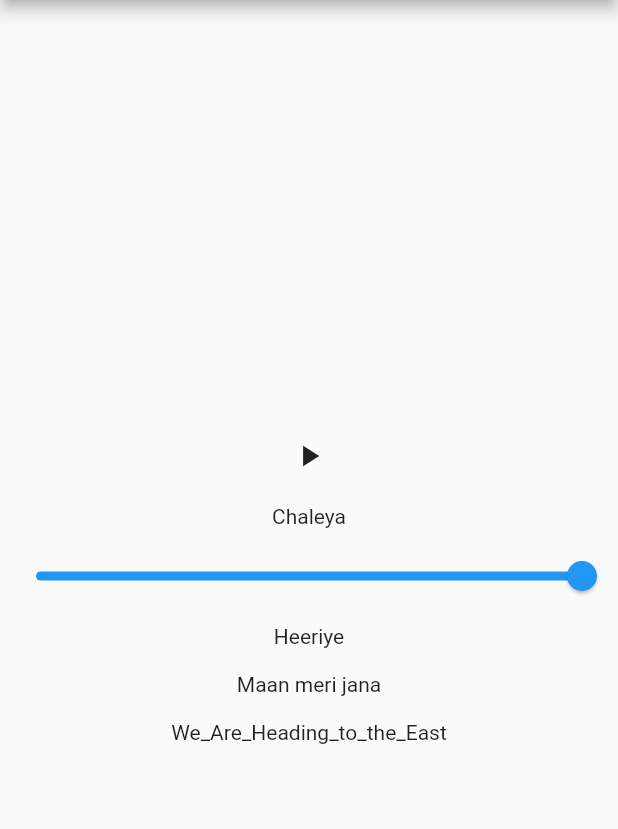
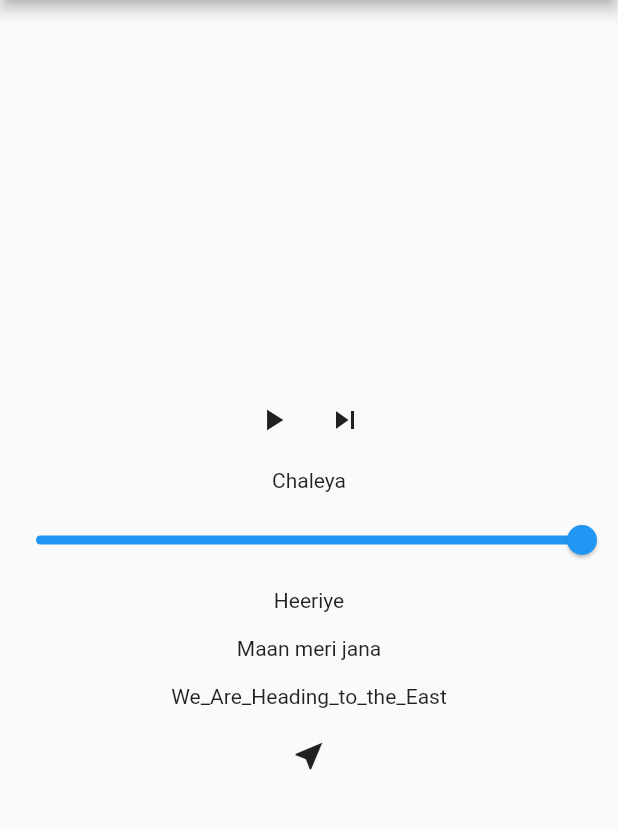
Before and after one commit to Pankaj-pm/audio_demo, a Flutter app: the screen it shows after launch, on a phone screen of 412 x 824 dp, the part 84-913 px from its top. Run offline on Flutter 3.47's test engine with Material 2 defaults, Android fonts, the phone set to English and light mode, and no system bars; our stand-ins replace assets_audio_player, chewie, video_player.

```diff
--- a/lib/main.dart
+++ b/lib/main.dart
@@ -1,5 +1,7 @@
 import 'package:assets_audio_player/assets_audio_player.dart';
+import 'package:audio_demo/video_player.dart';
 import 'package:flutter/material.dart';
+import 'package:video_player/video_player.dart';
 
 void main() {
   runApp(const MyApp());
@@ -36,6 +38,11 @@ class _MyHomePageState extends State<MyHomePage> {
   void initState() {
     super.initState();
     _assetsAudioPlayer = AssetsAudioPlayer.newPlayer();
+    _assetsAudioPlayer.open(Playlist(audios: [
+      Audio("assets/chaleya.mp3"),
+      Audio.network(
+          "https://files.freemusicarchive.org/storage-freemusicarchive-org/music/Music_for_Video/springtide/Sounds_strange_weird_but_unmistakably_romantic_Vol1/springtide_-_03_-_We_Are_Heading_to_the_East.mp3")
+    ]),autoStart: false);
   }
 
   @override
@@ -56,6 +63,9 @@ class _MyHomePageState extends State<MyHomePage> {
                     snapshot.data?.audio.audio.metas.title??"",
                   );
                 }),
+            Row(
+              mainAxisSize: MainAxisSize.min,
+              children: [
                 StreamBuilder<bool>(
                     stream: _assetsAudioPlayer.isPlaying,
                     builder: (context, snapshot) {
@@ -67,6 +77,11 @@ class _MyHomePageState extends State<MyHomePage> {
                               ? Icons.pause
                               : Icons.play_arrow));
                     }),
+                IconButton(onPressed: () {
+                  _assetsAudioPlayer.next();
+                }, icon: Icon(Icons.skip_next))
+              ],
+            ),
             InkWell(
               onTap: () {
                 _assetsAudioPlayer.open(Audio("assets/chaleya.mp3"),
@@ -129,7 +144,10 @@ class _MyHomePageState extends State<MyHomePage> {
                 child: Padding(
                   padding: const EdgeInsets.all(8.0),
                   child: Text("We_Are_Heading_to_the_East"),
-                ))
+                )),
+            IconButton(onPressed: () {
+              Navigator.push(context, MaterialPageRoute(builder: (context) => VideoPlayerScreen(),));
+            }, icon: Icon(Icons.near_me))
           ],
         ),
       ),
--- a/pubspec.yaml
+++ b/pubspec.yaml
@@ -36,6 +36,8 @@ dependencies:
   # Use with the CupertinoIcons class for iOS style icons.
   cupertino_icons: ^1.0.2
   assets_audio_player: ^3.1.1
+  video_player: ^2.7.2
+  chewie: ^1.7.1
 
 dev_dependencies:
   flutter_test:
```
Also changed, not shown: lib/video_player.dart (added, +65 -0 lines), pubspec.lock, 1 other file. Lines whose indentation alone changed are shown as unchanged.
